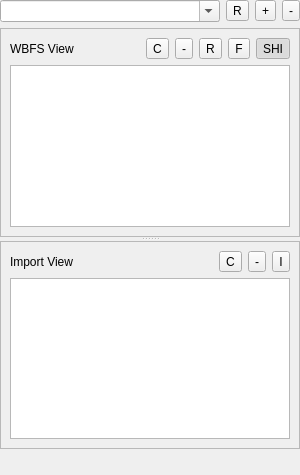
Before: the Qt Designer form qwbfs/src/PartitionWidget.ui in amestica/qwbfs, drawn with Qt 5.
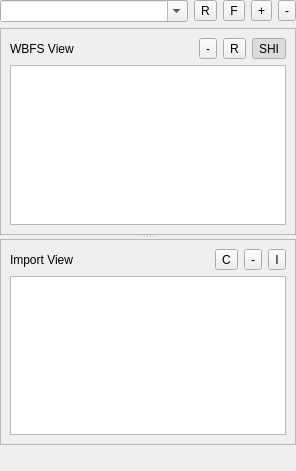
After: the same form once the commit is applied. Custom widgets are drawn as their Qt base class.

Commit message: Import from local iso and from another WBFS partition progress.

Patch:
```diff
--- a/qwbfs/src/PartitionWidget.ui
+++ b/qwbfs/src/PartitionWidget.ui
@@ -6,8 +6,8 @@
    <rect>
     <x>0</x>
     <y>0</y>
-    <width>300</width>
-    <height>475</height>
+    <width>296</width>
+    <height>471</height>
    </rect>
   </property>
   <layout class="QVBoxLayout" name="verticalLayout_3">
@@ -36,6 +36,16 @@
        </property>
       </widget>
      </item>
+     <item>
+      <widget class="QToolButton" name="tbFormat">
+       <property name="toolTip">
+        <string>Format the partition</string>
+       </property>
+       <property name="text">
+        <string>F</string>
+       </property>
+      </widget>
+     </item>
      <item>
       <widget class="QToolButton" name="tbOpen">
        <property name="toolTip">
@@ -97,17 +107,7 @@
           </spacer>
          </item>
          <item>
-          <widget class="QToolButton" name="tbClearWBFS">
-           <property name="toolTip">
-            <string>Clear the discs</string>
-           </property>
-           <property name="text">
-            <string>C</string>
-           </property>
-          </widget>
-         </item>
-         <item>
-          <widget class="QToolButton" name="tbRemoveWBFS">
+          <widget class="QToolButton" name="tbRemoveDiscs">
            <property name="toolTip">
             <string>Remove the selected discs</string>
            </property>
@@ -123,16 +123,6 @@
            </property>
           </widget>
          </item>
-         <item>
-          <widget class="QToolButton" name="tbFormat">
-           <property name="toolTip">
-            <string>Format the partition</string>
-           </property>
-           <property name="text">
-            <string>F</string>
-           </property>
-          </widget>
-         </item>
          <item>
           <widget class="QToolButton" name="tbShowHideImportView">
            <property name="toolTip">
```
Left out of the diff: 5 changed lines with no effect on the pictures. The commit also changes 12 other files.
